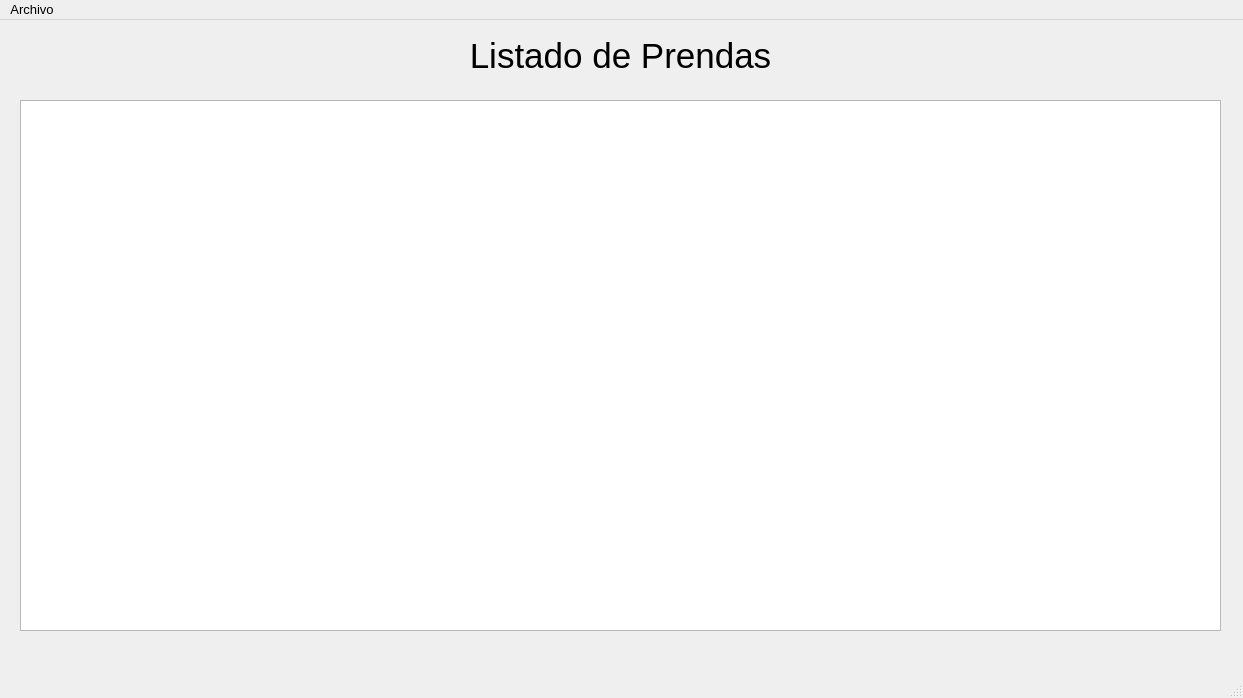
First picture: the form in src/lista_prendas/lista_prendas.ui, repository germanbravolopez/laideal, before the edit.
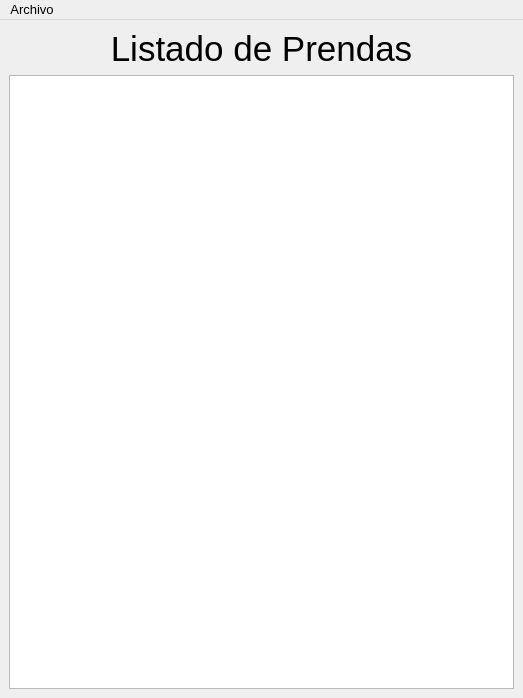
Second picture: the form after the edit.

Commit message: set grid layouts and size of windows/widgets

Patch:
```diff
--- a/src/lista_prendas/lista_prendas.ui
+++ b/src/lista_prendas/lista_prendas.ui
@@ -6,14 +6,14 @@
    <rect>
     <x>0</x>
     <y>0</y>
-    <width>1243</width>
+    <width>523</width>
     <height>698</height>
    </rect>
   </property>
   <property name="minimumSize">
    <size>
-    <width>1243</width>
-    <height>698</height>
+    <width>0</width>
+    <height>0</height>
    </size>
   </property>
   <property name="font">
@@ -25,49 +25,9 @@
    <string>Listado de Prendas</string>
   </property>
   <widget class="QWidget" name="centralwidget">
-   <widget class="QTableView" name="table_lista_prendas">
-    <property name="geometry">
-     <rect>
-      <x>20</x>
-      <y>80</y>
-      <width>1201</width>
-      <height>531</height>
-     </rect>
-    </property>
-    <property name="maximumSize">
-     <size>
-      <width>1201</width>
-      <height>531</height>
-     </size>
-    </property>
-    <property name="locale">
-     <locale language="Spanish" country="Spain"/>
-    </property>
-    <property name="sizeAdjustPolicy">
-     <enum>QAbstractScrollArea::AdjustToContents</enum>
-    </property>
-    <property name="alternatingRowColors">
-     <bool>true</bool>
-    </property>
-    <property name="selectionMode">
-     <enum>QAbstractItemView::ContiguousSelection</enum>
-    </property>
-    <property name="sortingEnabled">
-     <bool>true</bool>
-    </property>
-    <attribute name="horizontalHeaderShowSortIndicator" stdset="0">
-     <bool>true</bool>
-    </attribute>
-   </widget>
+   <layout class="QGridLayout" name="gridLayout">
+    <item row="0" column="0">
    <widget class="QLabel" name="lbl_title">
-    <property name="geometry">
-     <rect>
-      <x>10</x>
-      <y>0</y>
-      <width>1221</width>
-      <height>71</height>
-     </rect>
-    </property>
     <property name="font">
      <font>
       <family>Arial</family>
@@ -91,14 +51,50 @@
      <set>Qt::AlignCenter</set>
     </property>
    </widget>
+    </item>
+    <item row="1" column="0">
+     <widget class="QTableView" name="table_lista_prendas">
+      <property name="minimumSize">
+       <size>
+        <width>500</width>
+        <height>300</height>
+       </size>
+      </property>
+      <property name="maximumSize">
+       <size>
+        <width>16777215</width>
+        <height>16777215</height>
+       </size>
+      </property>
+      <property name="locale">
+       <locale language="Spanish" country="Spain"/>
+      </property>
+      <property name="sizeAdjustPolicy">
+       <enum>QAbstractScrollArea::AdjustToContents</enum>
+      </property>
+      <property name="alternatingRowColors">
+       <bool>true</bool>
+      </property>
+      <property name="selectionMode">
+       <enum>QAbstractItemView::ContiguousSelection</enum>
+      </property>
+      <property name="sortingEnabled">
+       <bool>true</bool>
+      </property>
+      <attribute name="horizontalHeaderShowSortIndicator" stdset="0">
+       <bool>true</bool>
+      </attribute>
+     </widget>
+    </item>
+   </layout>
   </widget>
   <widget class="QMenuBar" name="menubar">
    <property name="geometry">
     <rect>
      <x>0</x>
      <y>0</y>
-     <width>1243</width>
-     <height>24</height>
+     <width>523</width>
+     <height>23</height>
     </rect>
    </property>
    <widget class="QMenu" name="menuArchivo">
@@ -111,7 +107,6 @@
    </widget>
    <addaction name="menuArchivo"/>
   </widget>
-  <widget class="QStatusBar" name="statusbar"/>
   <action name="actionActualizar">
    <property name="text">
     <string>Actualizar</string>
```
Lines whose indentation alone changed are shown as unchanged. The commit also changes 9 other files.
